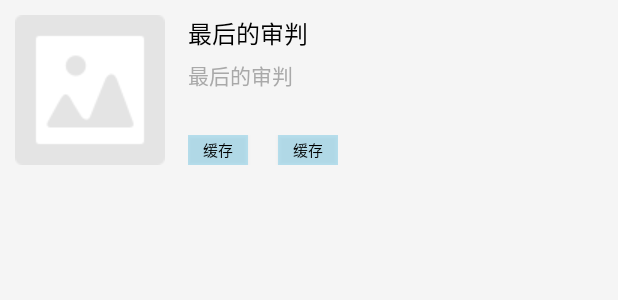
After one commit to superAndroidYB/sostvapp, an Android app: the layout video_list_item.xml on its own in the app's theme, with its tools: preview values and no code run, on a phone screen of 412 x 824 dp. The commit adds this screen. Shown: the top 300 px of the screen. Run offline under Robolectric (Android 15) with nearby library versions, the phone set to English and light mode, and no system bars; Roboto replaces fonts that are not available here.

Commit message:
通用视频列表界面

```diff
--- a/app/src/main/java/activity/sostv/com/ui/VideoHomeActivity.java
+++ b/app/src/main/java/activity/sostv/com/ui/VideoHomeActivity.java
@@ -47,7 +47,6 @@ public class VideoHomeActivity extends BaseActivity {
     protected void onCreate(Bundle savedInstanceState) {
         super.onCreate(savedInstanceState);
         setContentView(R.layout.activity_video_home);
-        initToolBar();
         setTitle(R.string.video_home_title);
         ViewUtils.inject(this);
 
--- /dev/null
+++ b/app/src/main/res/drawable/video_item_button_style.xml
@@ -0,0 +1,9 @@
+<?xml version="1.0" encoding="UTF-8"?>
+<selector xmlns:android="http://schemas.android.com/apk/res/android">
+
+    <item android:drawable="@drawable/video_item_btn_bg_f"
+        android:state_pressed="true"/>
+    <item android:drawable="@drawable/video_item_btn_bg"
+         android:state_pressed="false"/>
+
+</selector>
--- a/app/src/main/res/layout/activity_xl_videoview.xml
+++ b/app/src/main/res/layout/activity_xl_videoview.xml
@@ -29,7 +29,6 @@
         <activity.sostv.com.widght.ParallaxListView
             android:id="@+id/xl_video_listview"
             android:layout_width="match_parent"
-            android:layout_height="match_parent"
-            />
+            android:layout_height="match_parent"/>
     </LinearLayout>
 </android.support.design.widget.CoordinatorLayout>
--- /dev/null
+++ b/app/src/main/res/layout/video_list_item.xml
@@ -0,0 +1,66 @@
+<?xml version="1.0" encoding="utf-8"?>
+<RelativeLayout xmlns:android="http://schemas.android.com/apk/res/android"
+                android:layout_width="match_parent"
+                android:layout_height="match_parent"
+                android:background="@color/WhiteSmoke"
+                android:orientation="vertical"
+                android:padding="10dp">
+
+    <ImageView
+        android:id="@+id/video_item_img"
+        android:layout_width="wrap_content"
+        android:layout_height="wrap_content"
+        android:src="@drawable/image_empty"/>
+
+    <LinearLayout
+        android:layout_width="wrap_content"
+        android:layout_height="wrap_content"
+        android:layout_marginLeft="15dp"
+        android:layout_toEndOf="@+id/video_item_img"
+        android:orientation="vertical" android:id="@+id/linearLayout">
+
+        <TextView
+            android:id="@+id/video_tiem_title"
+            android:layout_width="wrap_content"
+            android:layout_height="wrap_content"
+            android:text="最后的审判"
+            android:textColor="@color/black"
+            android:textSize="16sp"/>
+
+        <TextView
+            android:id="@+id/video_tiem_subtitle"
+            android:layout_width="wrap_content"
+            android:layout_height="wrap_content"
+            android:layout_marginTop="5dp"
+            android:text="最后的审判"
+            android:textColor="@color/DarkGray"
+            android:textSize="14sp"/>
+
+    </LinearLayout>
+    <LinearLayout
+        android:layout_width="wrap_content"
+        android:layout_height="wrap_content"
+        android:layout_marginLeft="15dp"
+        android:orientation="horizontal"
+        android:layout_alignBottom="@+id/video_item_img"
+        android:layout_toEndOf="@+id/video_item_img">
+        <Button
+            android:id="@+id/btn_item_1"
+            android:layout_width="40sp"
+            android:layout_height="20sp"
+            android:background="@drawable/video_item_button_style"
+            android:text="@string/cache"
+            android:textColor="@color/black"
+            android:textSize="10sp"/>
+
+        <Button
+            android:id="@+id/btn_item_2"
+            android:layout_width="40sp"
+            android:layout_height="20sp"
+            android:layout_marginLeft="20dp"
+            android:background="@drawable/video_item_button_style"
+            android:text="@string/cache"
+            android:textColor="@color/black"
+            android:textSize="10sp"/>
+    </LinearLayout>
+</RelativeLayout>
--- a/app/src/main/res/values/strings.xml
+++ b/app/src/main/res/values/strings.xml
@@ -52,6 +52,8 @@
     <string name="shoucBook">收藏</string>
     <string name="title_activity_content">ContentActivity</string>
     <string name="loadMore">加载更多...</string>
+
+    <string name="cache">缓存</string>
 
     <string name="idtxthint">用户名/邮箱</string>
     <string name="pwdtxthint">密码</string>
```
Also changed, not shown: app/src/main/java/activity/sostv/com/global/Constants.java (+2 -12 lines), app/src/main/java/activity/sostv/com/model/SostvRequest.java (+12 -2 lines), app/src/main/java/activity/sostv/com/ui/VideoListActivity.java (+77 -0 lines), app/src/main/res/drawable/sos_weidenglu.png (deleted), app/src/main/res/drawable/video_item_btn_bg.9.png (added), app/src/main/res/drawable/video_item_btn_bg_f.9.png (added).
